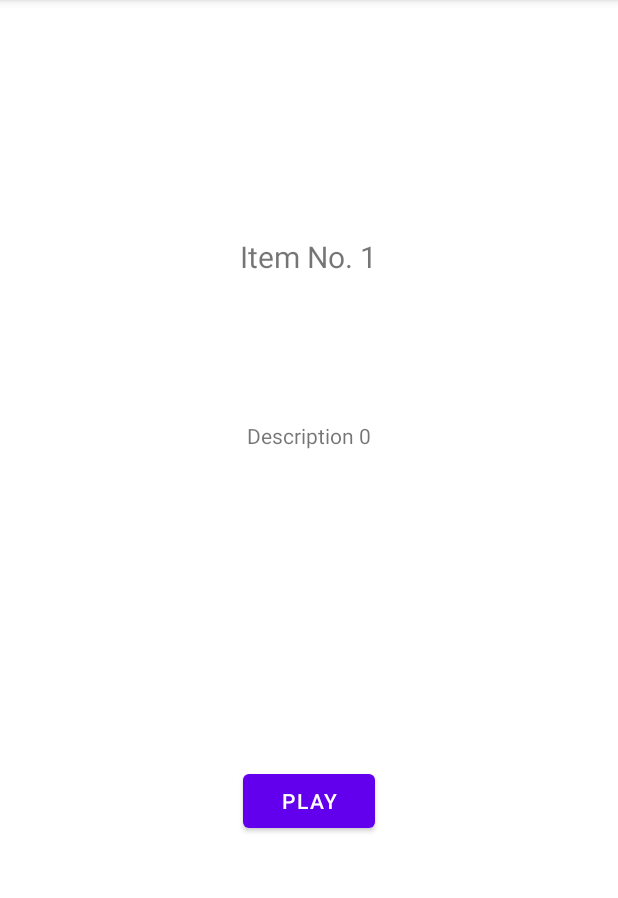
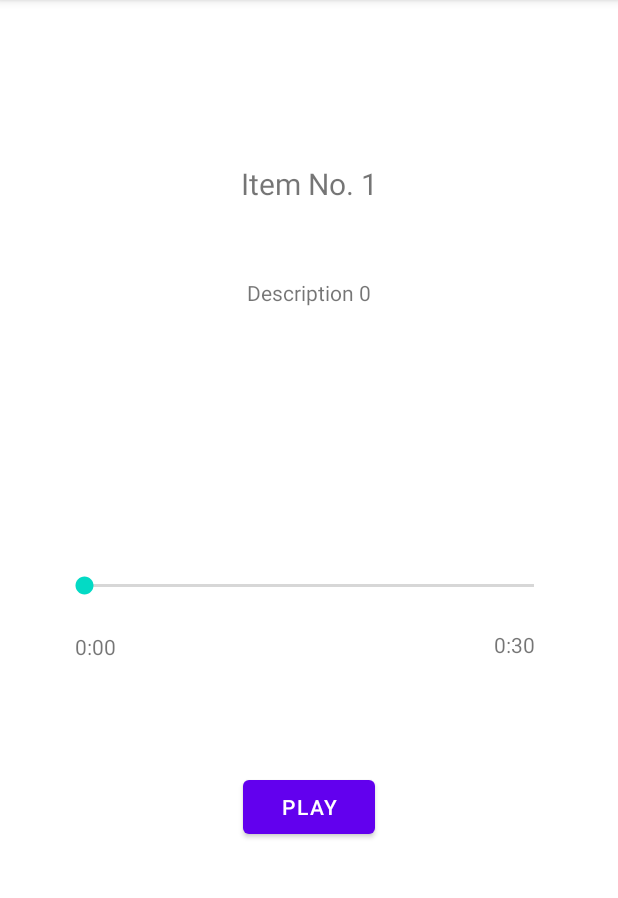
Before and after one commit to theNAFIZ/music-player-android, an Android app: the screen it shows after launch (DetailsActivity), after a tap on an icon or button, on a phone screen of 412 x 824 dp, the part 84-982 px from its top. Run offline under Robolectric (Android 15) with nearby library versions, the phone set to English and light mode, and no system bars.

Commit message:
Seekbar added in audio player layout.

```diff
--- a/app/src/main/java/com/example/musicplayer/DetailsActivity.java
+++ b/app/src/main/java/com/example/musicplayer/DetailsActivity.java
@@ -6,16 +6,20 @@ import android.media.MediaPlayer;
 import android.os.Bundle;
 import android.view.View;
 import android.widget.Button;
+import android.widget.SeekBar;
 import android.widget.TextView;
 
 public class DetailsActivity extends AppCompatActivity {
 
-    private TextView name, description;
+    private TextView name, description, startTimer, stopTimer;
     private Bundle extras;
 
     // TODO: pass dynamic files to play
+    // TODO: design the player layout properly
+
     private MediaPlayer mediaPlayer;
     private Button playButton;
+    private SeekBar seekBar;
 
     @Override
     protected void onCreate(Bundle savedInstanceState) {
@@ -33,7 +37,31 @@ public class DetailsActivity extends AppCompatActivity {
         mediaPlayer = new MediaPlayer();
         mediaPlayer =  MediaPlayer.create(getApplicationContext(), R.raw.whisle);
 
+        seekBar = (SeekBar) findViewById(R.id.seekBar);
+        startTimer = (TextView) findViewById(R.id.start_timer);
+        stopTimer = (TextView) findViewById(R.id.end_timer);
         playButton = (Button) findViewById(R.id.playBtn);
+
+        seekBar.setMax(mediaPlayer.getDuration());
+        seekBar.setOnSeekBarChangeListener(new SeekBar.OnSeekBarChangeListener() {
+            @Override
+            public void onProgressChanged(SeekBar seekBar, int i, boolean b) {
+                mediaPlayer.seekTo(i);
+            }
+
+            @Override
+            public void onStartTrackingTouch(SeekBar seekBar) {
+
+            }
+
+            @Override
+            public void onStopTrackingTouch(SeekBar seekBar) {
+
+            }
+        });
+
+        stopTimer.setText(String.format("0:%s", String.valueOf(mediaPlayer.getDuration() / 1000)));
+
         playButton.setOnClickListener(new View.OnClickListener() {
             @Override
             public void onClick(View view) {
@@ -65,4 +93,13 @@ public class DetailsActivity extends AppCompatActivity {
             mediaPlayer.start();
         }
     }
+
+    @Override
+    protected void onDestroy() {
+        if (mediaPlayer != null && mediaPlayer.isPlaying()) {
+            mediaPlayer.release();
+            mediaPlayer = null;
+        }
+        super.onDestroy();
+    }
 }
--- a/app/src/main/res/layout/activity_details.xml
+++ b/app/src/main/res/layout/activity_details.xml
@@ -15,10 +15,10 @@
         android:textSize="20sp"
         app:layout_constraintBottom_toBottomOf="parent"
         app:layout_constraintEnd_toEndOf="parent"
-        app:layout_constraintHorizontal_bias="0.498"
+        app:layout_constraintHorizontal_bias="0.5"
         app:layout_constraintStart_toStartOf="parent"
         app:layout_constraintTop_toTopOf="parent"
-        app:layout_constraintVertical_bias="0.212" />
+        app:layout_constraintVertical_bias="0.147" />
 
     <TextView
         android:id="@+id/dDescriptionID"
@@ -29,15 +29,58 @@
         app:layout_constraintHorizontal_bias="0.5"
         app:layout_constraintStart_toStartOf="parent"
         app:layout_constraintTop_toBottomOf="@+id/dNameID"
-        app:layout_constraintVertical_bias="0.17" />
+        app:layout_constraintVertical_bias="0.08" />
 
     <Button
         android:id="@+id/playBtn"
         android:layout_width="wrap_content"
         android:layout_height="wrap_content"
+        android:layout_marginBottom="96dp"
         android:text="Play"
         app:layout_constraintBottom_toBottomOf="parent"
         app:layout_constraintEnd_toEndOf="parent"
+        app:layout_constraintHorizontal_bias="0.5"
         app:layout_constraintStart_toStartOf="parent"
-        app:layout_constraintTop_toBottomOf="@+id/dDescriptionID" />
+        app:layout_constraintTop_toBottomOf="@+id/seekBar" />
+
+    <SeekBar
+        android:id="@+id/seekBar"
+        android:layout_width="332dp"
+        android:layout_height="27dp"
+        app:layout_constraintBottom_toBottomOf="parent"
+        app:layout_constraintEnd_toEndOf="parent"
+        app:layout_constraintHorizontal_bias="0.5"
+        app:layout_constraintStart_toStartOf="parent"
+        app:layout_constraintTop_toBottomOf="@+id/dDescriptionID"
+        app:layout_constraintVertical_bias="0.321" />
+
+    <TextView
+        android:id="@+id/start_timer"
+        android:layout_width="wrap_content"
+        android:layout_height="wrap_content"
+        android:includeFontPadding="false"
+        android:paddingStart="10dp"
+        android:text="0:00"
+        android:textAlignment="viewStart"
+        app:layout_constraintBottom_toBottomOf="parent"
+        app:layout_constraintEnd_toEndOf="parent"
+        app:layout_constraintHorizontal_bias="0.106"
+        app:layout_constraintStart_toStartOf="parent"
+        app:layout_constraintTop_toBottomOf="@+id/seekBar"
+        app:layout_constraintVertical_bias="0.057" />
+
+    <TextView
+        android:id="@+id/end_timer"
+        android:layout_width="wrap_content"
+        android:layout_height="wrap_content"
+        android:paddingEnd="16dp"
+        android:text="4:00"
+        android:textAlignment="viewEnd"
+        app:layout_constraintBottom_toBottomOf="parent"
+        app:layout_constraintEnd_toEndOf="parent"
+        app:layout_constraintHorizontal_bias="0.894"
+        app:layout_constraintStart_toStartOf="parent"
+        app:layout_constraintTop_toBottomOf="@+id/seekBar"
+        app:layout_constraintVertical_bias="0.046" />
+
 </androidx.constraintlayout.widget.ConstraintLayout>
```
